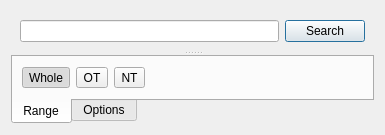
This is src/ui/dialog/searchdialog.ui in metaxy/openBibleViewer as Qt 5 draws it before an edit. The edited form follows.
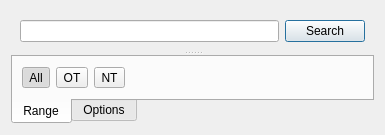
This is the edited form. Icons and pictures are not drawn.

```diff
--- a/src/ui/dialog/searchdialog.ui
+++ b/src/ui/dialog/searchdialog.ui
@@ -71,7 +71,7 @@
         <item>
          <widget class="QToolButton" name="toolButton_whole">
           <property name="text">
-           <string>Whole</string>
+           <string>All</string>
           </property>
           <property name="checkable">
            <bool>true</bool>
```
